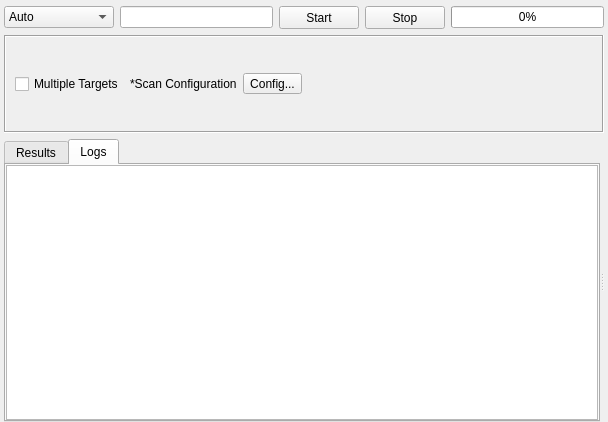
Before: the Qt Designer form sub3suite/src/engines/url/Url.ui in 3nock/OTE, drawn with Qt 5.
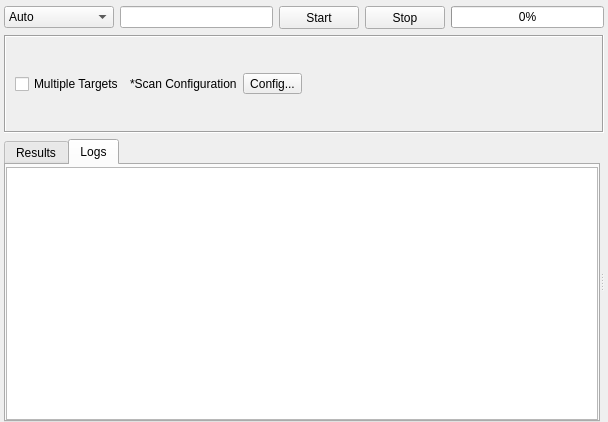
After: the same form once the commit is applied. The open tabs and pages were chosen to show the change. Custom widgets are drawn as their Qt base class.

What changed in the file:
```diff
--- a/sub3suite/src/engines/url/Url.ui
+++ b/sub3suite/src/engines/url/Url.ui
@@ -462,7 +462,7 @@
             <number>0</number>
            </property>
            <property name="topMargin">
-            <number>0</number>
+            <number>2</number>
            </property>
            <property name="rightMargin">
             <number>0</number>
```
